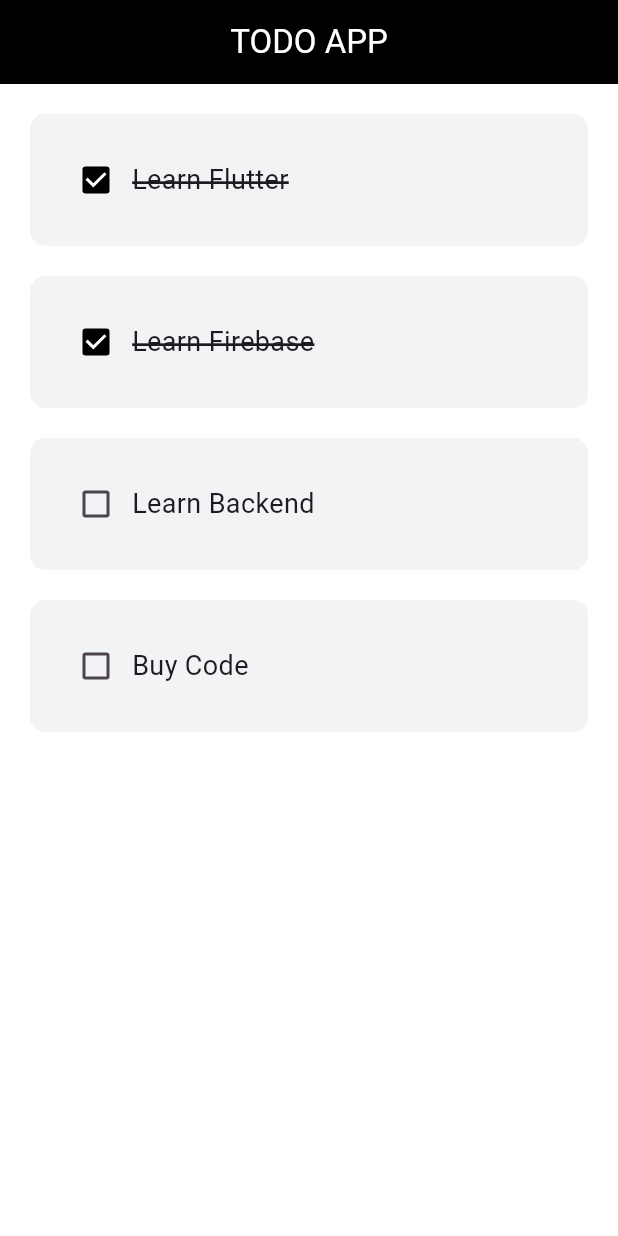
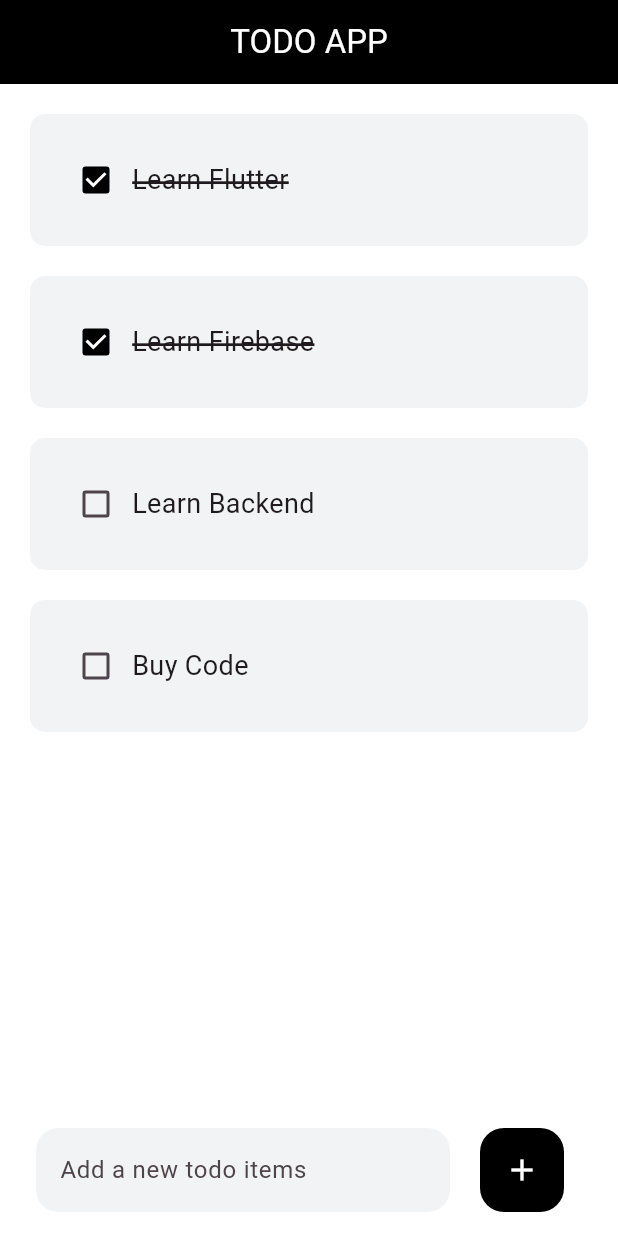
Before and after one commit to LTDat11/Todo_App_Flutter, a Flutter app: the screen it shows after launch, on a phone screen of 412 x 824 dp. Run offline on Flutter 3.47's test engine with Material 3 defaults, Android fonts, the phone set to English and light mode, and no system bars; drawn by our look-alikes of flutter_slidable.

Commit message:
UI Textfield and Floating

```diff
--- a/lib/pages/home_page.dart
+++ b/lib/pages/home_page.dart
@@ -32,6 +32,38 @@ class _HomePageState extends State<HomePage> {
   @override
   Widget build(BuildContext context) {
     return Scaffold(
+      floatingActionButton: Padding(
+        padding: const EdgeInsets.symmetric(horizontal: 20),
+        child: Row(
+          children: [
+            Expanded(
+              child: Padding(
+                padding: const EdgeInsets.symmetric(horizontal: 20),
+                child: TextField(
+                  decoration: InputDecoration(
+                      border: OutlineInputBorder(
+                        borderSide: BorderSide.none,
+                        borderRadius: BorderRadius.circular(15),
+                      ),
+                      hintText: 'Add a new todo items',
+                      filled: true,
+                      fillColor: const Color(0xffF1F3F5)),
+                ),
+              ),
+            ),
+            FloatingActionButton(
+              tooltip: "Add",
+              elevation: 0,
+              backgroundColor: Colors.black,
+              onPressed: () {},
+              child: const Icon(
+                Icons.add,
+                color: Colors.white,
+              ),
+            ),
+          ],
+        ),
+      ),
       backgroundColor: Colors.white,
       appBar: AppBar(
         title: const Text(
```
